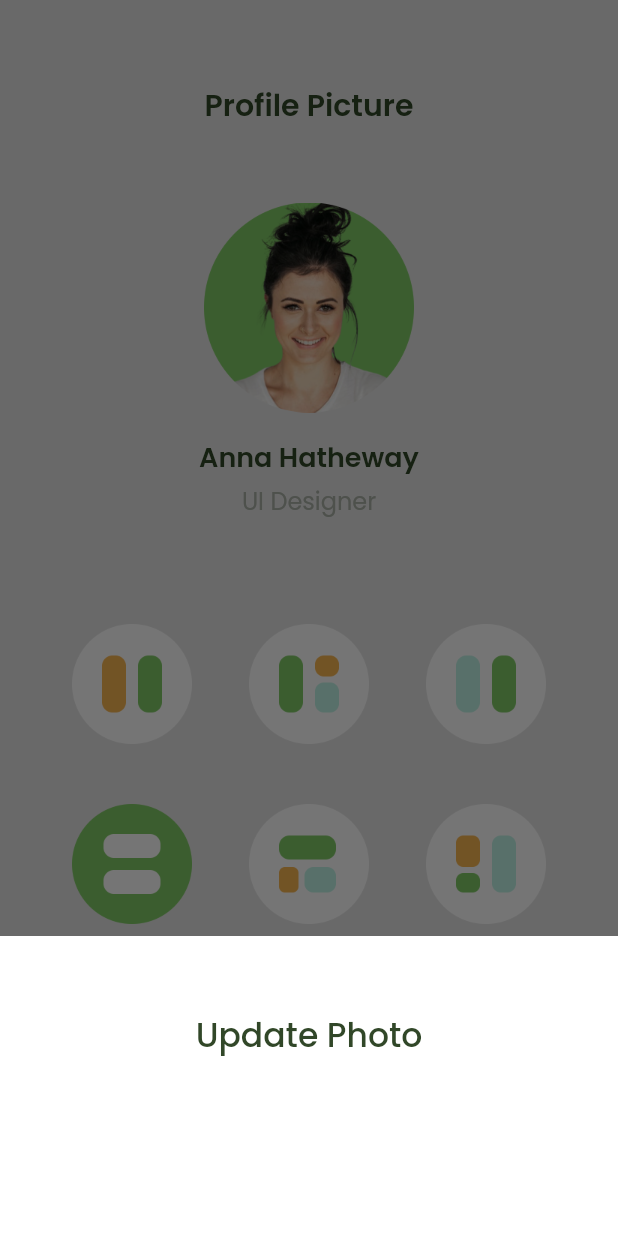
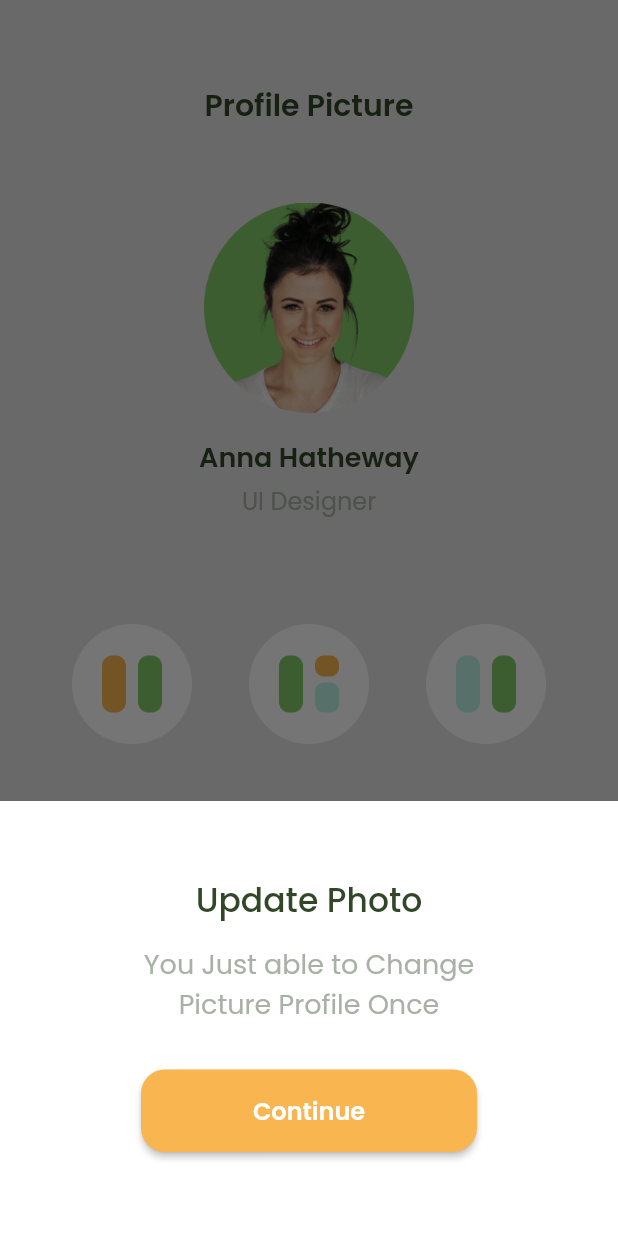
Before and after one commit to Santa-wijaya/Flutter_profile_update, a Flutter app: the screen it shows after launch, after a tap on "Update Profile", on a phone screen of 412 x 824 dp. Run offline on Flutter 3.47's test engine with Material 2 defaults, Android fonts, the phone set to English and light mode, and no system bars; our stand-ins replace google_fonts.

Commit message:
just update a little things

```diff
--- a/lib/home_page.dart
+++ b/lib/home_page.dart
@@ -104,19 +104,54 @@ class Homepage extends StatelessWidget {
                         context: context,
                         builder: (context) {
                           return Container(
-                            height: 200,
+                            height: 290,
                             padding: const EdgeInsets.symmetric(
                               vertical: 50,
                             ),
                             color: ColorPalette.whiteColor,
                             child: Column(
-                              children: const [
-                                Text(
+                              children: [
+                                const Text(
                                   'Update Photo',
                                   style: TextStyle(
                                       fontSize: 22,
                                       color: ColorPalette.primaryColor,
                                       fontWeight: FontWeight.w500),
+                                ),
+                                const SizedBox(
+                                  height: 12,
+                                ),
+                                const Text(
+                                  'You Just able to Change\nPicture Profile Once',
+                                  style: TextStyle(
+                                    // fontWeight: FontWeight.w500,
+                                    color: ColorPalette.greyColor,
+                                    fontSize: 18,
+                                  ),
+                                  textAlign: TextAlign.center,
+                                ),
+                                const SizedBox(
+                                  height: 30,
+                                ),
+                                // ignore: sized_box_for_whitespace
+                                Container(
+                                  width: 224,
+                                  height: 55,
+                                  child: RaisedButton(
+                                    shape: RoundedRectangleBorder(
+                                      borderRadius: BorderRadius.circular(16),
+                                    ),
+                                    color: ColorPalette.orangeColor,
+                                    onPressed: () {},
+                                    child: const Text(
+                                      'Continue',
+                                      style: TextStyle(
+                                        fontSize: 16,
+                                        fontWeight: FontWeight.w600,
+                                        color: ColorPalette.whiteColor,
+                                      ),
+                                    ),
+                                  ),
                                 ),
                               ],
                             ),
```
